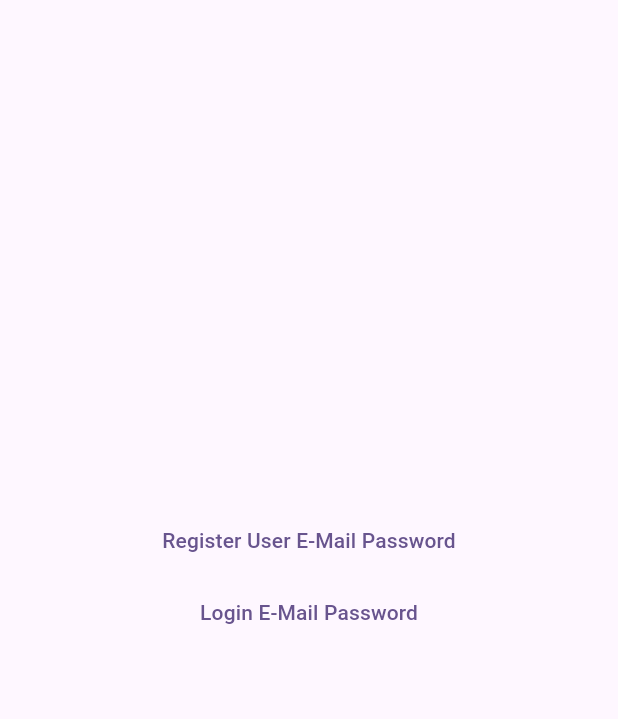
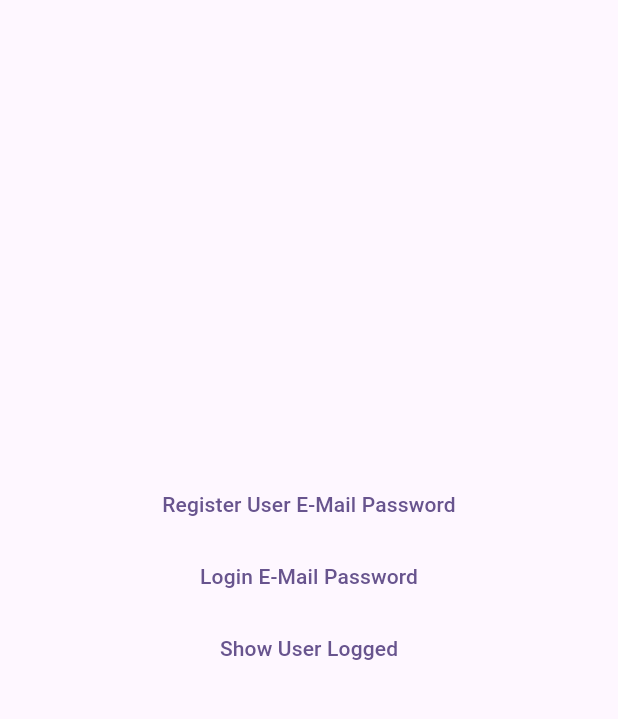
Before and after one commit to manuelzzz/firebase_example, a Flutter app: the screen it shows after launch, on a phone screen of 412 x 824 dp, the part 84-803 px from its top. Run offline on Flutter 3.47's test engine with Material 2 defaults, Android fonts, the phone set to English and light mode, and no system bars; our stand-ins replace firebase_auth, firebase_core; accounts and stored records are empty.

Commit message:
Using a listener on auth states of firebase

```diff
--- a/lib/main.dart
+++ b/lib/main.dart
@@ -1,7 +1,10 @@
+import 'package:firebase_auth/firebase_auth.dart';
 import 'package:firebase_core/firebase_core.dart';
 import 'package:firebase_example/auth/email_password/login_page.dart';
 import 'package:firebase_example/auth/email_password/register_page.dart';
+import 'package:firebase_example/auth/show_user.dart';
 import 'package:firebase_example/firebase_options.dart';
+import 'package:flutter/foundation.dart';
 import 'package:flutter/material.dart';
 
 Future<void> main() async {
@@ -28,6 +31,7 @@ class MyApp extends StatelessWidget {
       routes: {
         '/auth/email_password/register': (_) => const RegisterPage(),
         '/auth/email_password/login': (_) => const LoginPage(),
+        '/auth/show_user': (_) => const ShowUser(),
       },
     );
   }
@@ -42,6 +46,16 @@ class MyHomePage extends StatefulWidget {
 }
 
 class _MyHomePageState extends State<MyHomePage> {
+  @override
+  void initState() {
+    super.initState();
+    FirebaseAuth.instance.authStateChanges().listen((User? user) {
+      if (kDebugMode) {
+        print('Usuário está logado? ${user != null}');
+      }
+    });
+  }
+
   @override
   Widget build(BuildContext context) {
     return Scaffold(
@@ -59,9 +73,14 @@ class _MyHomePageState extends State<MyHomePage> {
               child: const Text('Register User E-Mail Password'),
             ),
             TextButton(
-              onPressed: () => Navigator.of(context)
-                  .pushNamed('/auth/email_password/login'),
+              onPressed: () =>
+                  Navigator.of(context).pushNamed('/auth/email_password/login'),
               child: const Text('Login E-Mail Password'),
+            ),
+            TextButton(
+              onPressed: () =>
+                  Navigator.of(context).pushNamed('/auth/show_user'),
+              child: const Text('Show User Logged'),
             ),
           ],
         ),
```
Also changed, not shown: lib/auth/show_user.dart (added, +42 -0 lines).
